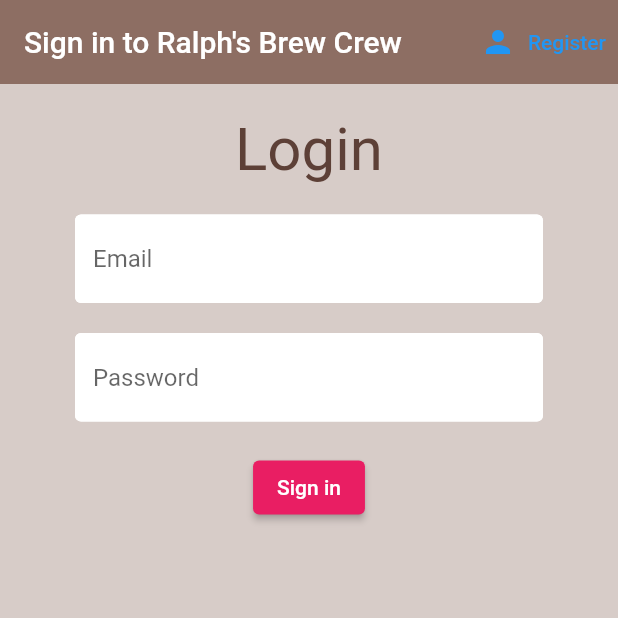
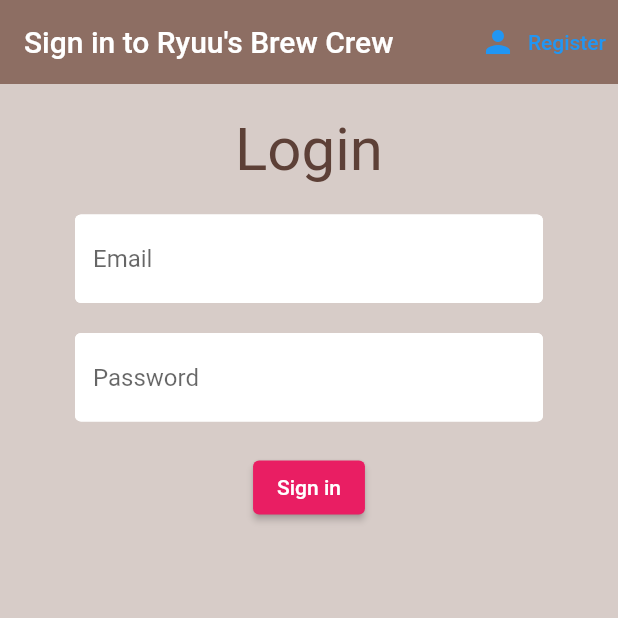
Before and after one commit to RalphJ4/Brew-Crew, a Flutter app: the screen it shows after launch, on a phone screen of 412 x 824 dp, the top half of it. Run offline on Flutter 3.47's test engine with Material 2 defaults, Android fonts, the phone set to English and light mode, and no system bars; our stand-ins replace cloud_firestore, firebase_auth, firebase_core, flutter_spinkit; accounts and stored records are empty.

Commit message:
Title Changed

```diff
--- a/lib/screens/authenticate/register.dart
+++ b/lib/screens/authenticate/register.dart
@@ -29,7 +29,7 @@ class _RegisterState extends State<Register> {
       appBar: AppBar(
         backgroundColor: Colors.brown[400],
         elevation: 0.0,
-        title: const Text("Sign Up to Ralph's Brew Crew"),
+        title: const Text("Sign up to Ryuu's Brew Crew"),
         actions: <Widget>[
           TextButton.icon(
               icon: const Icon(Icons.person),
--- a/lib/screens/authenticate/sign_in.dart
+++ b/lib/screens/authenticate/sign_in.dart
@@ -29,7 +29,7 @@ class _SignInState extends State<SignIn> {
       appBar: AppBar(
         backgroundColor: Colors.brown[400],
         elevation: 0.0,
-        title: const Text("Sign in to Ralph's Brew Crew"),
+        title: const Text("Sign in to Ryuu's Brew Crew"),
         actions: <Widget>[
           TextButton.icon(
               icon: const Icon(Icons.person),
```
